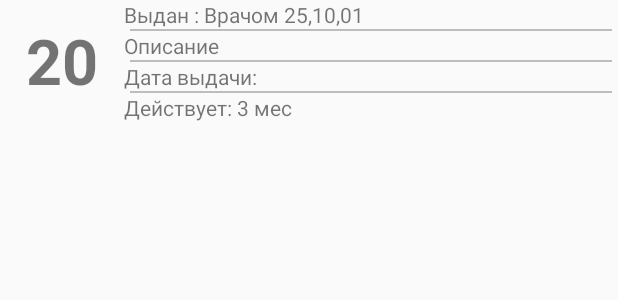
After one commit to renhen/mivos, an Android app: the layout prescription_item.xml on its own in the app's theme, with its tools: preview values and no code run, on a phone screen of 412 x 824 dp. The commit adds this screen. Shown: the top 300 px of the screen. Run offline under Robolectric (Android 15) with nearby library versions, the phone set to English and light mode, and no system bars.

Commit message:
add Prescription

```diff
--- a/app/src/main/AndroidManifest.xml
+++ b/app/src/main/AndroidManifest.xml
@@ -17,7 +17,8 @@
         android:roundIcon="@mipmap/ic_launcher_round"
         android:supportsRtl="true"
         android:theme="@style/AppTheme">
-        <activity android:name=".PrescriptionActivity"></activity>
+        <activity android:name=".GoodsActivity"></activity>
+        <activity android:name=".PrescriptionActivity" />
         <!--
              The API key for Google Maps-based APIs is defined as a string resource.
              (See the file "res/values/google_maps_api.xml").
--- a/app/src/main/java/com/renhen/optical_shop/ActionActivity.java
+++ b/app/src/main/java/com/renhen/optical_shop/ActionActivity.java
@@ -40,7 +40,8 @@ public class ActionActivity extends AppCompatActivity {
 
     public void prescriptionClicked(View view)
     {
-        Intent intent = new Intent(this, MapsActivity.class);
+        Intent intent = new Intent(this, PrescriptionActivity.class);
+        intent.putExtra("id", currentID);
         startActivity(intent);
     }
 
--- /dev/null
+++ b/app/src/main/res/drawable/separator.xml
@@ -0,0 +1,6 @@
+<?xml version="1.0" encoding="utf-8"?>
+<shape xmlns:android="http://schemas.android.com/apk/res/android">
+    <size android:height="1dp" />
+    <padding android:left="4dp" android:right="4dp"/>
+    <solid android:color="#90909090" />
+</shape>
--- /dev/null
+++ b/app/src/main/res/layout/prescription_item.xml
@@ -0,0 +1,50 @@
+<?xml version="1.0" encoding="utf-8"?>
+<LinearLayout xmlns:android="http://schemas.android.com/apk/res/android"
+    xmlns:app="http://schemas.android.com/apk/res-auto"
+    android:layout_width="match_parent"
+    android:layout_height="wrap_content">
+
+    <TextView
+        android:id="@+id/label_number_pres"
+        android:layout_width="match_parent"
+        android:layout_height="match_parent"
+        android:layout_weight="4"
+        android:gravity="center"
+        android:text="20"
+        android:textSize="42sp"
+        android:textStyle="bold" />
+
+    <LinearLayout
+        android:layout_width="match_parent"
+        android:layout_height="wrap_content"
+        android:layout_weight="1"
+        android:divider="@drawable/separator"
+        android:dividerPadding="4dp"
+        android:showDividers="middle"
+        android:orientation="vertical">
+
+        <TextView
+            android:id="@+id/label_issuedByDoctor_pres"
+            android:layout_width="match_parent"
+            android:layout_height="wrap_content"
+            android:text="Выдан : Врачом 25,10,01" />
+
+        <TextView
+            android:id="@+id/label_description_pres"
+            android:layout_width="match_parent"
+            android:layout_height="wrap_content"
+            android:text="Описание" />
+
+        <TextView
+            android:id="@+id/label_data_pres"
+            android:layout_width="match_parent"
+            android:layout_height="wrap_content"
+            android:text="Дата выдачи: " />
+
+        <TextView
+            android:id="@+id/label_duration_pres"
+            android:layout_width="match_parent"
+            android:layout_height="wrap_content"
+            android:text="Действует: 3 мес" />
+    </LinearLayout>
+</LinearLayout>
```
Also changed, not shown: app/src/main/java/com/renhen/optical_shop/GoodsActivity.java (added, +14 -0 lines), app/src/main/java/com/renhen/optical_shop/PrescriptionActivity.java (+33 -0 lines), app/src/main/java/com/renhen/optical_shop/PrescriptionAdapter.java (added, +72 -0 lines), app/src/main/java/com/renhen/optical_shop/data/OpticalShopDBHelper.java (+7 -3 lines), app/src/main/res/layout/activity_goods.xml (added, +9 -0 lines), app/src/main/res/layout/activity_prescription.xml (+29 -0 lines).
